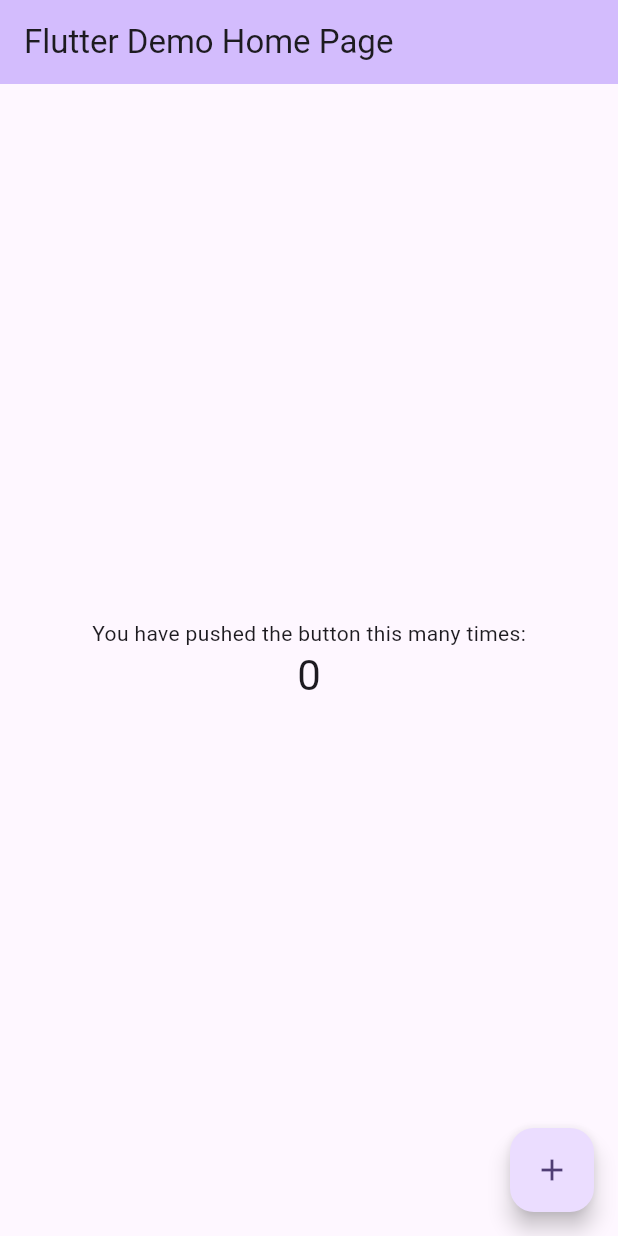
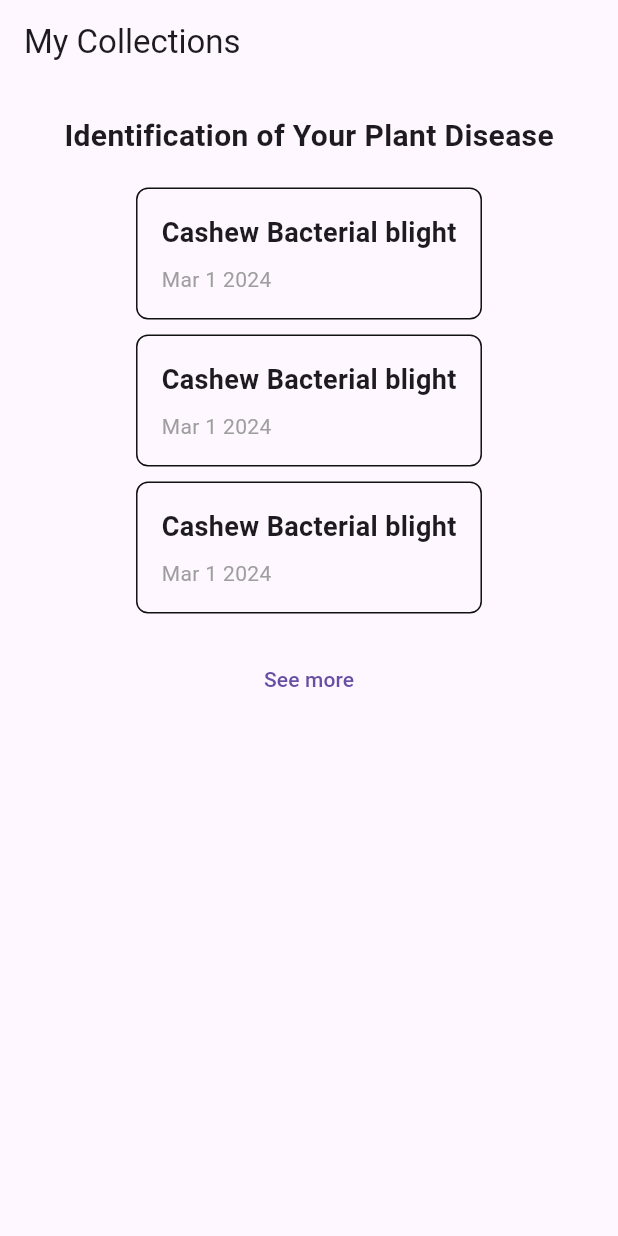
Before and after one commit to Narutchai01/Plant-Diseases-Detec-application, a Flutter app: the screen it shows after launch, on a phone screen of 412 x 824 dp. Run offline on Flutter 3.47's test engine with Material 3 defaults, Android fonts, the phone set to English and light mode, and no system bars.

Commit message:
add homepage

```diff
--- /dev/null
+++ b/lib/home.dart
@@ -0,0 +1,84 @@
+import 'package:flutter/material.dart';
+
+class HomePage extends StatefulWidget {
+  const HomePage({Key? key}) : super(key: key);
+
+  @override
+  _HomePageState createState() => _HomePageState();
+}
+
+class _HomePageState extends State<HomePage> {
+  @override
+  Widget build(BuildContext context) {
+    return Scaffold(
+      appBar: AppBar(
+        title: const Text('My Collections'),
+      ),
+      body: SingleChildScrollView(
+        child: Column(
+          children: [
+            const SizedBox(height: 20),
+            Row(
+              mainAxisAlignment: MainAxisAlignment.center,
+              children: [
+                const Text('Identification of Your Plant Disease', style: TextStyle(fontSize: 20, fontWeight: FontWeight.bold)),
+              ],
+            ),
+            const SizedBox(height: 20),
+            PlantDiseaseItem(
+              title: 'Cashew Bacterial blight',
+              date: 'Mar 1 2024',
+            ),
+            const SizedBox(height: 10),
+            PlantDiseaseItem(
+              title: 'Cashew Bacterial blight',
+              date: 'Mar 1 2024',
+            ),
+            const SizedBox(height: 10),
+            PlantDiseaseItem(
+              title: 'Cashew Bacterial blight',
+              date: 'Mar 1 2024',
+            ),
+            const SizedBox(height: 20),
+            TextButton(
+              onPressed: () {},
+              child: const Text('See more'),
+            ),
+          ],
+        ),
+      ),
+    );
+  }
+}
+
+class PlantDiseaseItem extends StatelessWidget {
+  final String title;
+  final String date;
+
+  const PlantDiseaseItem({Key? key, required this.title, required this.date}) : super(key: key);
+
+  @override
+  Widget build(BuildContext context) {
+    return Container(
+      padding: const EdgeInsets.all(16),
+      decoration: BoxDecoration(
+        border: Border.all(color: Color.fromARGB(255, 17, 17, 17)),
+        borderRadius: BorderRadius.circular(8),
+      ),
+      child: Column(
+        crossAxisAlignment: CrossAxisAlignment.start,
+        children: [
+          Text(
+            title,
+            style: const TextStyle(fontSize: 18, fontWeight: FontWeight.bold),
+          ),
+          const SizedBox(height: 8),
+          Text(
+            date,
+            style: const TextStyle(fontSize: 14, color: Colors.grey),
+          ),
+        ],
+      ),
+    );
+  }
+}
--- a/lib/main.dart
+++ b/lib/main.dart
@@ -1,125 +1,16 @@
 import 'package:flutter/material.dart';
+import 'home.dart'; // เพิ่มการ import ไฟล์ home.dart
 
 void main() {
-  runApp(const MyApp());
+  runApp(MyApp());
 }
 
 class MyApp extends StatelessWidget {
-  const MyApp({super.key});
-
-  // This widget is the root of your application.
   @override
   Widget build(BuildContext context) {
     return MaterialApp(
-      title: 'Flutter Demo',
-      theme: ThemeData(
-        // This is the theme of your application.
-        //
-        // TRY THIS: Try running your application with "flutter run". You'll see
-        // the application has a purple toolbar. Then, without quitting the app,
-        // try changing the seedColor in the colorScheme below to Colors.green
-        // and then invoke "hot reload" (save your changes or press the "hot
-        // reload" button in a Flutter-supported IDE, or press "r" if you used
-        // the command line to start the app).
-        //
-        // Notice that the counter didn't reset back to zero; the application
-        // state is not lost during the reload. To reset the state, use hot
-        // restart instead.
-        //
-        // This works for code too, not just values: Most code changes can be
-        // tested with just a hot reload.
-        colorScheme: ColorScheme.fromSeed(seedColor: Colors.deepPurple),
-        useMaterial3: true,
-      ),
-      home: const MyHomePage(title: 'Flutter Demo Home Page'),
+      title: 'My App',
+      home: HomePage(), // เปลี่ยนจาก Scaffold เป็น HomePage()
     );
   }
 }
-
-class MyHomePage extends StatefulWidget {
-  const MyHomePage({super.key, required this.title});
-
-  // This widget is the home page of your application. It is stateful, meaning
-  // that it has a State object (defined below) that contains fields that affect
-  // how it looks.
-
-  // This class is the configuration for the state. It holds the values (in this
-  // case the title) provided by the parent (in this case the App widget) and
-  // used by the build method of the State. Fields in a Widget subclass are
-  // always marked "final".
-
-  final String title;
-
-  @override
-  State<MyHomePage> createState() => _MyHomePageState();
-}
-
-class _MyHomePageState extends State<MyHomePage> {
-  int _counter = 0;
-
-  void _incrementCounter() {
-    setState(() {
-      // This call to setState tells the Flutter framework that something has
-      // changed in this State, which causes it to rerun the build method below
-      // so that the display can reflect the updated values. If we changed
-      // _counter without calling setState(), then the build method would not be
-      // called again, and so nothing would appear to happen.
-      _counter++;
-    });
-  }
-
-  @override
-  Widget build(BuildContext context) {
-    // This method is rerun every time setState is called, for instance as done
-    // by the _incrementCounter method above.
-    //
-    // The Flutter framework has been optimized to make rerunning build methods
-    // fast, so that you can just rebuild anything that needs updating rather
-    // than having to individually change instances of widgets.
-    return Scaffold(
-      appBar: AppBar(
-        // TRY THIS: Try changing the color here to a specific color (to
-        // Colors.amber, perhaps?) and trigger a hot reload to see the AppBar
-        // change color while the other colors stay the same.
-        backgroundColor: Theme.of(context).colorScheme.inversePrimary,
-        // Here we take the value from the MyHomePage object that was created by
-        // the App.build method, and use it to set our appbar title.
-        title: Text(widget.title),
-      ),
-      body: Center(
-        // Center is a layout widget. It takes a single child and positions it
-        // in the middle of the parent.
-        child: Column(
-          // Column is also a layout widget. It takes a list of children and
-          // arranges them vertically. By default, it sizes itself to fit its
-          // children horizontally, and tries to be as tall as its parent.
-          //
-          // Column has various properties to control how it sizes itself and
-          // how it positions its children. Here we use mainAxisAlignment to
-          // center the children vertically; the main axis here is the vertical
-          // axis because Columns are vertical (the cross axis would be
-          // horizontal).
-          //
-          // TRY THIS: Invoke "debug painting" (choose the "Toggle Debug Paint"
-          // action in the IDE, or press "p" in the console), to see the
-          // wireframe for each widget.
-          mainAxisAlignment: MainAxisAlignment.center,
-          children: <Widget>[
-            const Text(
-              'You have pushed the button this many times:',
-            ),
-            Text(
-              '$_counter',
-              style: Theme.of(context).textTheme.headlineMedium,
-            ),
-          ],
-        ),
-      ),
-      floatingActionButton: FloatingActionButton(
-        onPressed: _incrementCounter,
-        tooltip: 'Increment',
-        child: const Icon(Icons.add),
-      ), // This trailing comma makes auto-formatting nicer for build methods.
-    );
-  }
-}
```
